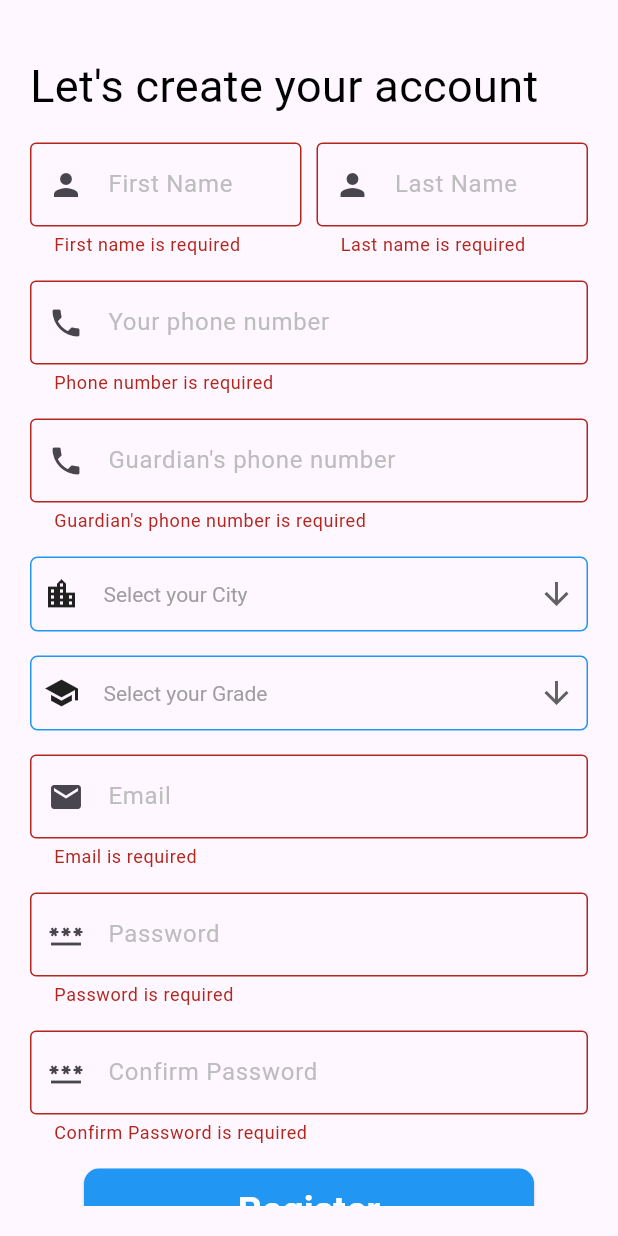
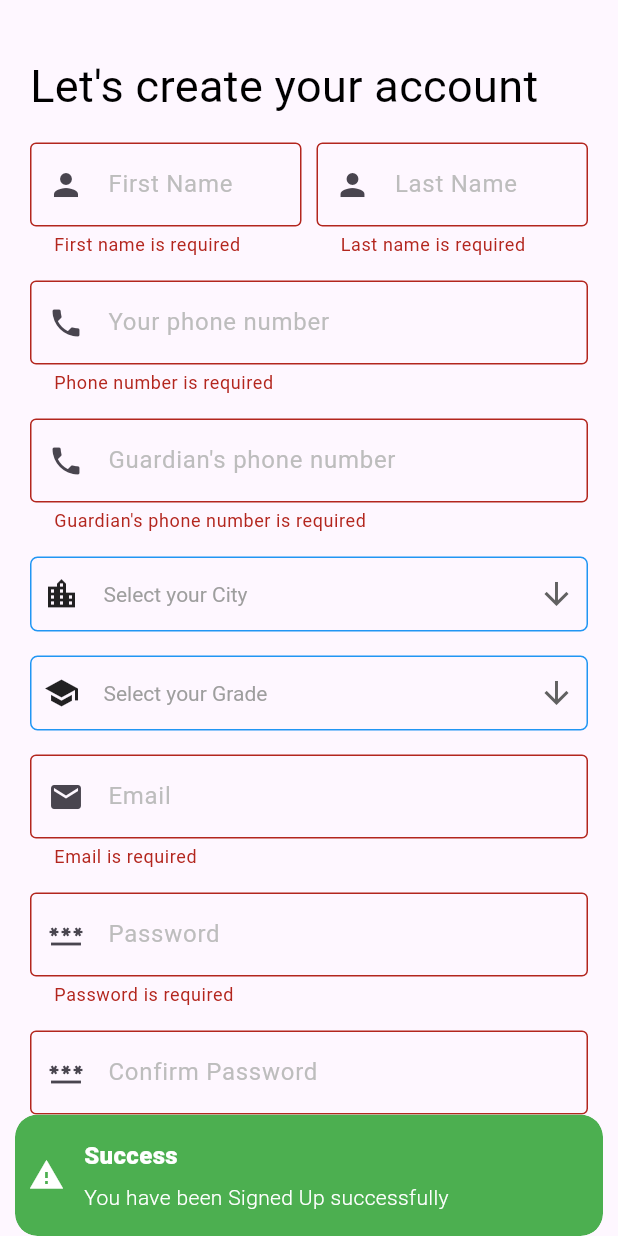
Before and after one commit to Nautilus015/teachly, a Flutter app: the SignupScreen screen opened directly, after a tap on "Register", on a phone screen of 412 x 824 dp. Run offline on Flutter 3.47's test engine with Material 3 defaults, Android fonts, the phone set to English and light mode, and no system bars; our stand-ins replace cloud_firestore, firebase_auth, firebase_core, firebase_storage, get, image_picker and 3 more; missing offline and left inert: firebase_app_check, flutter_windowmanager, syncfusion_flutter_pdfviewer, video_compress; accounts and stored records are empty; network calls fail; statements that could not run were skipped.

Commit message:
update some bugs

```diff
--- a/lib/controllers/LoginController.dart
+++ b/lib/controllers/LoginController.dart
@@ -34,6 +34,14 @@ class LoginController extends GetxController {
         if (user != null) {
           zeroState();
           Get.off(() => BottomNavigationScreen());
+          Get.snackbar(
+              'Success',
+              'You have been Logged In successfully',
+              snackPosition: SnackPosition.BOTTOM,
+              backgroundColor: Colors.green,
+              colorText: Colors.white,
+              icon: Icon(Icons.warning,color: Colors.white,)
+          );
         }
       }
       on FirebaseAuthException catch (e) {
--- a/lib/controllers/SignupController.dart
+++ b/lib/controllers/SignupController.dart
@@ -91,6 +91,14 @@ addUser()  async {
     validates[5] = password.text.isEmpty;
     validates[6] = confirmPassword.text.isEmpty;
     update();
+    Get.snackbar(
+        'Success',
+        'You have been Signed Up successfully',
+        snackPosition: SnackPosition.BOTTOM,
+        backgroundColor: Colors.green,
+        colorText: Colors.white,
+        icon: Icon(Icons.warning,color: Colors.white,)
+    );
     if(validates.contains(true)){
       zeroState();
       update();
@@ -102,9 +110,9 @@ addUser()  async {
         'Error!',
         'Please select your city',
         snackPosition: SnackPosition.BOTTOM,
-        backgroundColor: Colors.green,
-        colorText: Colors.white,
-        icon: Icon(Icons.warning,color: Colors.white,)
+        backgroundColor: Colors.red,
+        colorText: Colors.black,
+        icon: Icon(Icons.warning,color: Colors.black,)
       );
     }
     else if(selecetedGrade=='Select your Grade'){
@@ -113,9 +121,9 @@ addUser()  async {
           'Error!',
           'Please select your grade',
           snackPosition: SnackPosition.BOTTOM,
-          backgroundColor: Colors.green,
-          colorText: Colors.white,
-          icon: Icon(Icons.warning,color: Colors.white,)
+          backgroundColor: Colors.red,
+          colorText: Colors.black,
+          icon: Icon(Icons.warning,color: Colors.black,)
       );
     }
     else if(password.text!=confirmPassword.text){
@@ -124,9 +132,9 @@ addUser()  async {
           'Error!',
           'Password not match !',
           snackPosition: SnackPosition.BOTTOM,
-          backgroundColor: Colors.green,
-          colorText: Colors.white,
-          icon: Icon(Icons.warning,color: Colors.white,)
+          backgroundColor: Colors.red,
+          colorText: Colors.black,
+          icon: Icon(Icons.warning,color: Colors.black,)
       );
     }
     else {
@@ -165,21 +173,6 @@ addUser()  async {
                   colorText: Colors.black,
                   icon: Icon(Icons.warning,color: Colors.black,)
               );
-              // Get.showSnackbar(
-              //   GetSnackBar(
-              //     titleText: Text(
-              //       'Error!',
-              //       style: TextStyle(fontSize: 20, color: Colors.white),
-              //     ),
-              //     messageText: Text(e.message.toString(),
-              //         style: TextStyle(fontSize: 20, color: Colors.white)),
-              //     icon: const Icon(
-              //       Icons.warning,
-              //       color: Colors.white,
-              //     ),
-              //     duration: const Duration(seconds: 3),
-              //   ),
-              // );
             }
           }
     }
--- a/lib/screens/LecturesScreen.dart
+++ b/lib/screens/LecturesScreen.dart
@@ -19,11 +19,11 @@ class LecturesScreen extends StatelessWidget {
           child: Icon(color: Colors.white, Icons.video_library),
         ):null,
         appBar: AppBar(
+          centerTitle: true,
           automaticallyImplyLeading: false,
           backgroundColor: Colors.blue,
           title: Text(
             "Lectures",
-            style: TextStyle(color: Colors.white),
           ),
         ),
         body: Padding(
```
Also changed, not shown: lib/controllers/ForgotPasswordController.dart (+14 -27 lines), lib/screens/BooksScreen.dart (+8 -0 lines), lib/screens/TeacherScreens/NotificationScreen.dart (+3 -7 lines).
